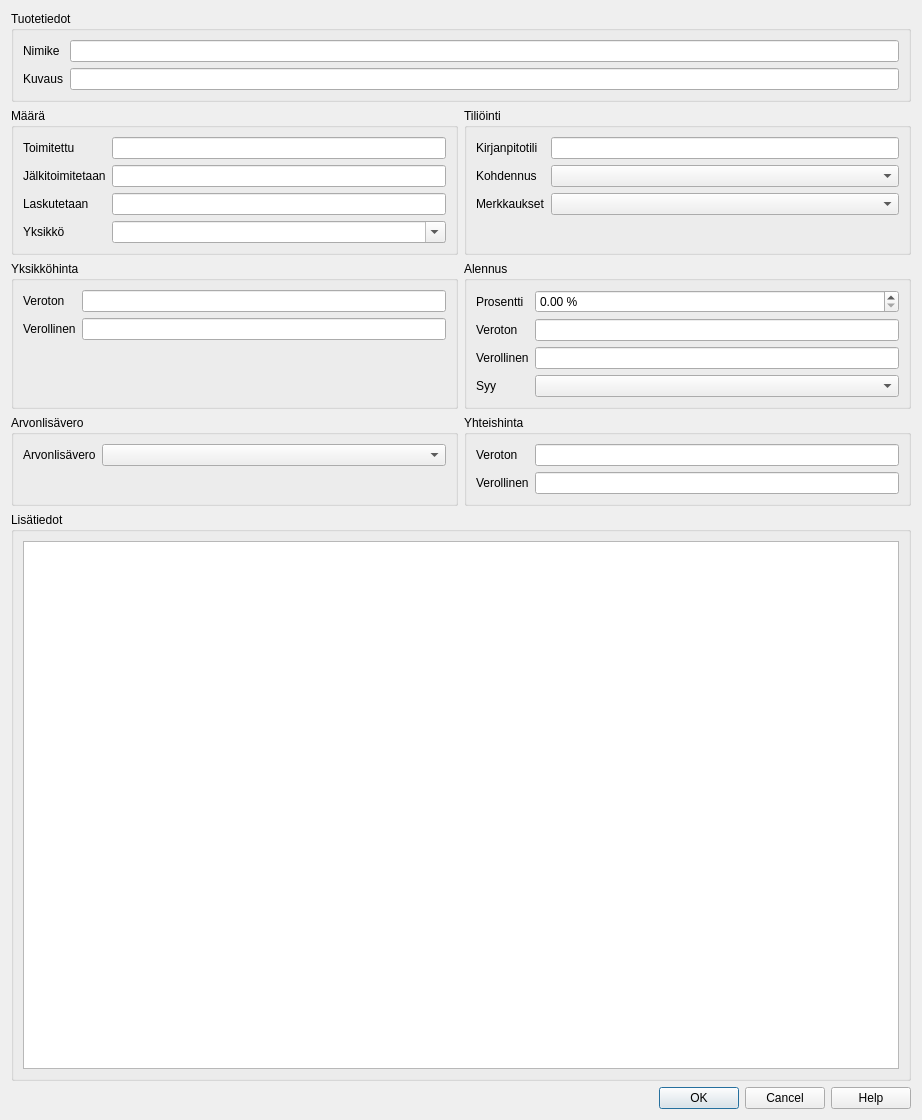
Old version of the form kitsas/laskutus/laskudlg/laskurividialogi.ui in the repository artoh/kitupiikki.
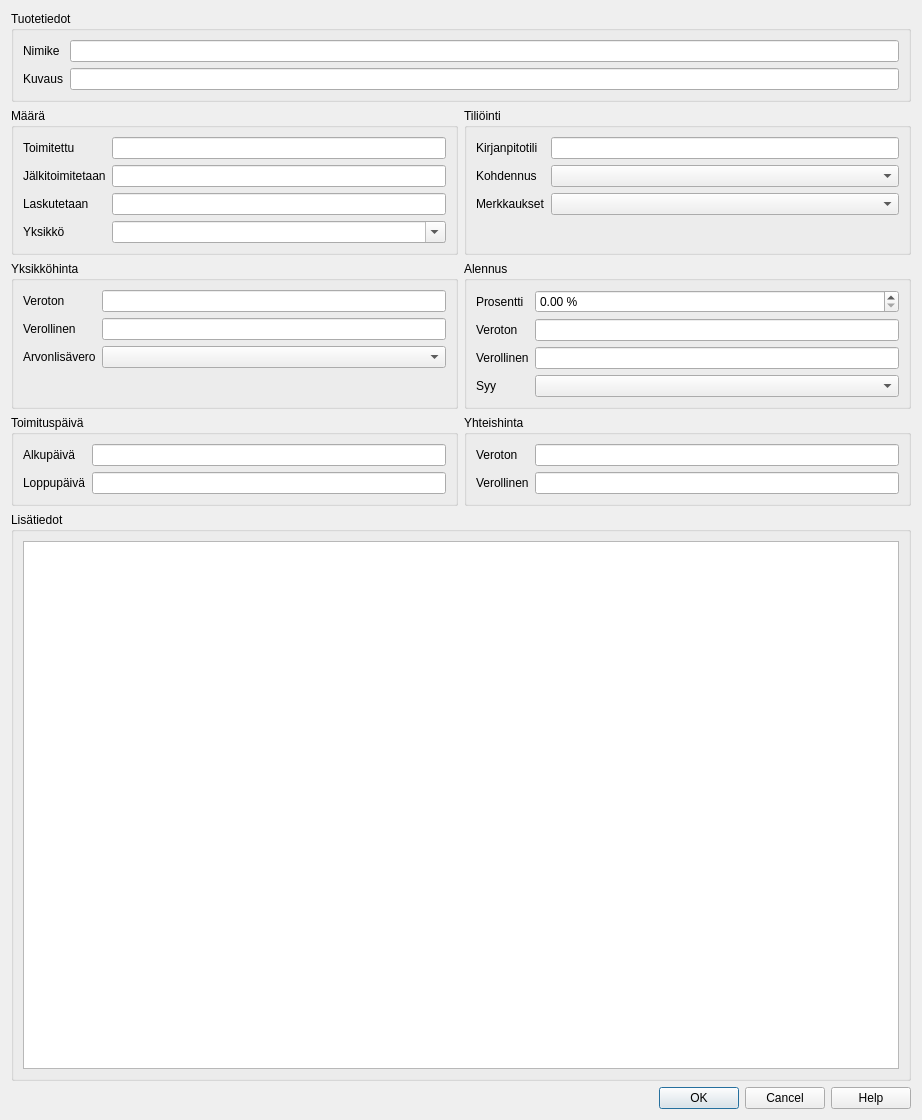
New version of the form. Custom widgets are drawn as their Qt base class.

What changed in the file:
```diff
--- a/kitsas/laskutus/laskudlg/laskurividialogi.ui
+++ b/kitsas/laskutus/laskudlg/laskurividialogi.ui
@@ -109,18 +109,28 @@
    <item row="3" column="0">
     <widget class="QGroupBox" name="alvGroup">
      <property name="title">
-      <string>Arvonlisävero</string>
+      <string>Toimituspäivä</string>
      </property>
      <layout class="QFormLayout" name="formLayout_6">
       <item row="0" column="0">
-       <widget class="QLabel" name="alvLabel">
+       <widget class="QLabel" name="alkupvmLabel">
         <property name="text">
-         <string>Arvonlisävero</string>
+         <string>Alkupäivä</string>
+        </property>
+       </widget>
+      </item>
+      <item row="1" column="0">
+       <widget class="QLabel" name="loppupvmLabel">
+        <property name="text">
+         <string>Loppupäivä</string>
         </property>
        </widget>
       </item>
       <item row="0" column="1">
-       <widget class="LaskuAlvCombo" name="alvCombo"/>
+       <widget class="KpDateEdit" name="alkupvmEdit"/>
+      </item>
+      <item row="1" column="1">
+       <widget class="KpDateEdit" name="loppupvmEdit"/>
       </item>
      </layout>
     </widget>
@@ -295,6 +305,16 @@
       <item row="1" column="1">
        <widget class="KpEuroEdit" name="aBrutto"/>
       </item>
+      <item row="2" column="0">
+       <widget class="QLabel" name="alvLabel">
+        <property name="text">
+         <string>Arvonlisävero</string>
+        </property>
+       </widget>
+      </item>
+      <item row="2" column="1">
+       <widget class="LaskuAlvCombo" name="alvCombo"/>
+      </item>
      </layout>
     </widget>
    </item>
@@ -336,6 +356,11 @@
    <extends>QComboBox</extends>
    <header location="global">laskutus/laskualvcombo.h</header>
   </customwidget>
+  <customwidget>
+   <class>KpDateEdit</class>
+   <extends>QLineEdit</extends>
+   <header location="global">tools/kpdateedit.h</header>
+  </customwidget>
  </customwidgets>
  <resources/>
  <connections>
```
Left out of the diff: 23 changed lines with no effect on the pictures.
